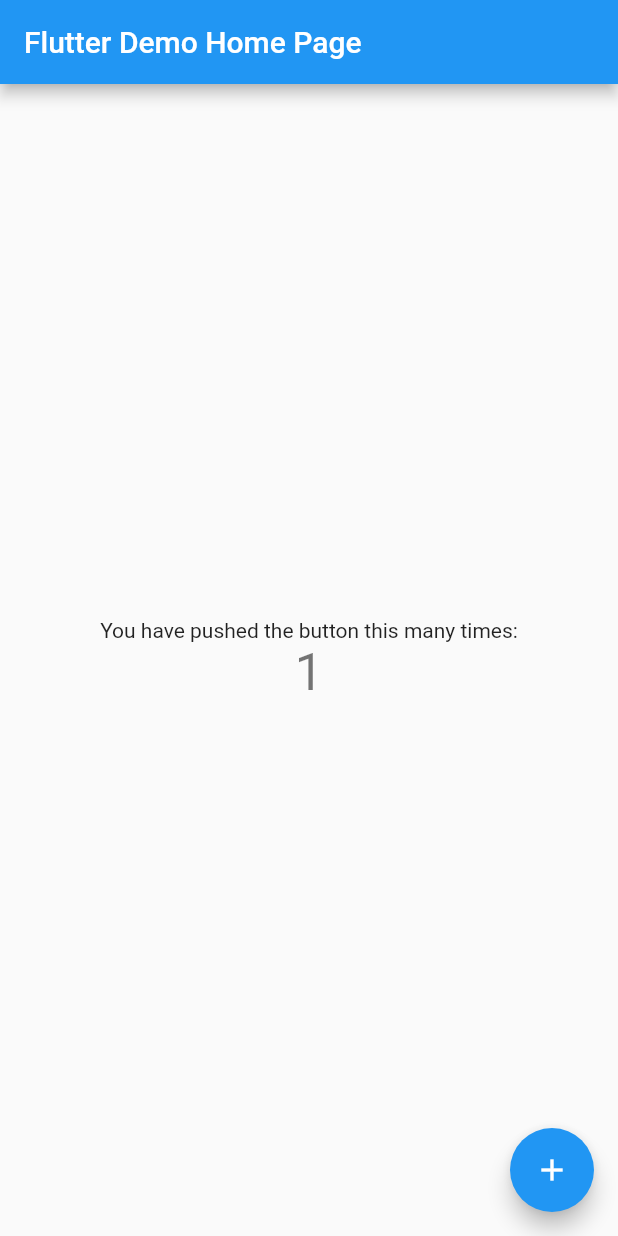
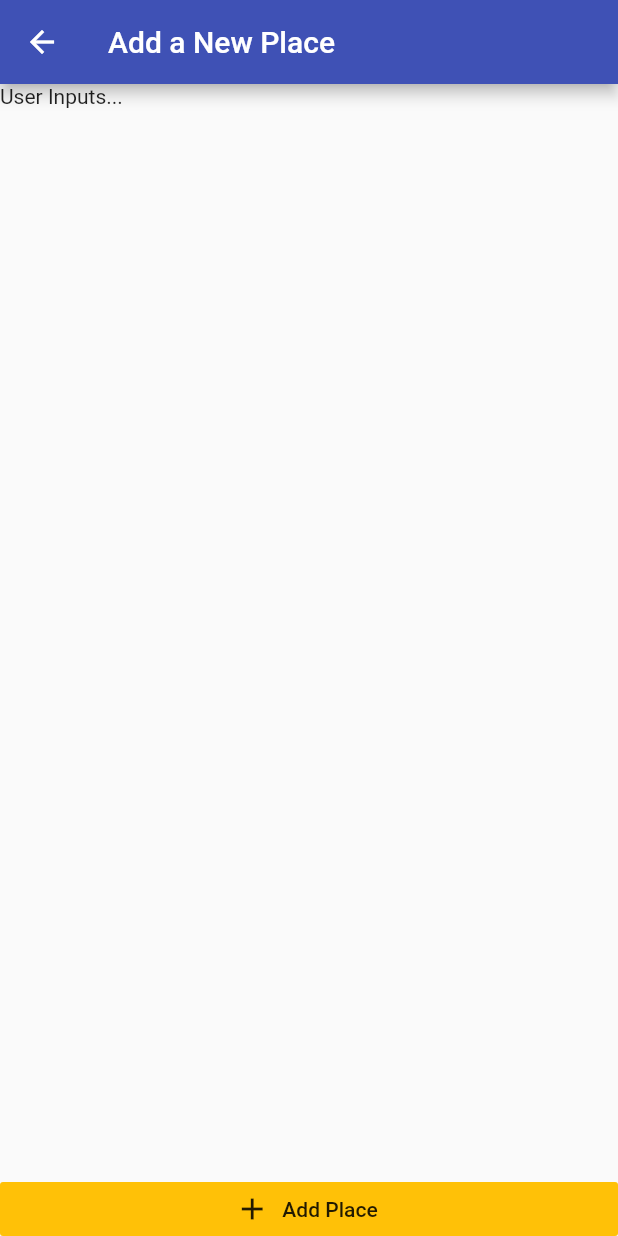
Before and after one commit to erinkelsey/greatplaces-flutter, a Flutter app: the screen it shows after launch, after a tap on the "add" icon, on a phone screen of 412 x 824 dp. Run offline on Flutter 3.47's test engine with Material 2 defaults, Android fonts, the light colour scheme and no system bars.

Commit message:
Add place and place location models and greate places provider. Basic product list screen and add place screen.

```diff
--- a/lib/main.dart
+++ b/lib/main.dart
@@ -1,117 +1,29 @@
 import 'package:flutter/material.dart';
+import 'package:provider/provider.dart';
+
+import './providers/great_places.dart';
+import './screens/places_list_screen.dart';
+import './screens/add_place_screen.dart';
 
 void main() {
   runApp(MyApp());
 }
 
 class MyApp extends StatelessWidget {
-  // This widget is the root of your application.
   @override
   Widget build(BuildContext context) {
-    return MaterialApp(
-      title: 'Flutter Demo',
-      theme: ThemeData(
-        // This is the theme of your application.
-        //
-        // Try running your application with "flutter run". You'll see the
-        // application has a blue toolbar. Then, without quitting the app, try
-        // changing the primarySwatch below to Colors.green and then invoke
-        // "hot reload" (press "r" in the console where you ran "flutter run",
-        // or simply save your changes to "hot reload" in a Flutter IDE).
-        // Notice that the counter didn't reset back to zero; the application
-        // is not restarted.
-        primarySwatch: Colors.blue,
-        // This makes the visual density adapt to the platform that you run
-        // the app on. For desktop platforms, the controls will be smaller and
-        // closer together (more dense) than on mobile platforms.
-        visualDensity: VisualDensity.adaptivePlatformDensity,
-      ),
-      home: MyHomePage(title: 'Flutter Demo Home Page'),
+    return ChangeNotifierProvider(
+      create: (ctx) => GreatPlaces(),
+      child: MaterialApp(
+          title: 'Great Places',
+          theme: ThemeData(
+            primarySwatch: Colors.indigo,
+            accentColor: Colors.amber,
+          ),
+          home: PlacesListScreen(),
+          routes: {
+            AddPlaceScreen.routeName: (ctx) => AddPlaceScreen(),
+          }),
     );
   }
 }
-
-class MyHomePage extends StatefulWidget {
-  MyHomePage({Key key, this.title}) : super(key: key);
-
-  // This widget is the home page of your application. It is stateful, meaning
-  // that it has a State object (defined below) that contains fields that affect
-  // how it looks.
-
-  // This class is the configuration for the state. It holds the values (in this
-  // case the title) provided by the parent (in this case the App widget) and
-  // used by the build method of the State. Fields in a Widget subclass are
-  // always marked "final".
-
-  final String title;
-
-  @override
-  _MyHomePageState createState() => _MyHomePageState();
-}
-
-class _MyHomePageState extends State<MyHomePage> {
-  int _counter = 0;
-
-  void _incrementCounter() {
-    setState(() {
-      // This call to setState tells the Flutter framework that something has
-      // changed in this State, which causes it to rerun the build method below
-      // so that the display can reflect the updated values. If we changed
-      // _counter without calling setState(), then the build method would not be
-      // called again, and so nothing would appear to happen.
-      _counter++;
-    });
-  }
-
-  @override
-  Widget build(BuildContext context) {
-    // This method is rerun every time setState is called, for instance as done
-    // by the _incrementCounter method above.
-    //
-    // The Flutter framework has been optimized to make rerunning build methods
-    // fast, so that you can just rebuild anything that needs updating rather
-    // than having to individually change instances of widgets.
-    return Scaffold(
-      appBar: AppBar(
-        // Here we take the value from the MyHomePage object that was created by
-        // the App.build method, and use it to set our appbar title.
-        title: Text(widget.title),
-      ),
-      body: Center(
-        // Center is a layout widget. It takes a single child and positions it
-        // in the middle of the parent.
-        child: Column(
-          // Column is also a layout widget. It takes a list of children and
-          // arranges them vertically. By default, it sizes itself to fit its
-          // children horizontally, and tries to be as tall as its parent.
-          //
-          // Invoke "debug painting" (press "p" in the console, choose the
-          // "Toggle Debug Paint" action from the Flutter Inspector in Android
-          // Studio, or the "Toggle Debug Paint" command in Visual Studio Code)
-          // to see the wireframe for each widget.
-          //
-          // Column has various properties to control how it sizes itself and
-          // how it positions its children. Here we use mainAxisAlignment to
-          // center the children vertically; the main axis here is the vertical
-          // axis because Columns are vertical (the cross axis would be
-          // horizontal).
-          mainAxisAlignment: MainAxisAlignment.center,
-          children: <Widget>[
-            Text(
-              'You have pushed the button this many times:',
-            ),
-            Text(
-              '$_counter',
-              style: Theme.of(context).textTheme.headline4,
-            ),
-          ],
-        ),
-      ),
-      floatingActionButton: FloatingActionButton(
-        onPressed: _incrementCounter,
-        tooltip: 'Increment',
-        child: Icon(Icons.add),
-      ), // This trailing comma makes auto-formatting nicer for build methods.
-    );
-  }
-}
--- /dev/null
+++ b/lib/models/place.dart
@@ -0,0 +1,22 @@
+import 'dart:io';
+
+import 'package:flutter/foundation.dart';
+
+import './place_location.dart';
+
+class Place {
+  final String id;
+
+  final String title;
+
+  final PlaceLocation location;
+
+  final File image;
+
+  Place({
+    @required this.id,
+    @required this.title,
+    @required this.location,
+    @required this.image,
+  });
+}
--- /dev/null
+++ b/lib/models/place_location.dart
@@ -0,0 +1,13 @@
+import 'package:flutter/foundation.dart';
+
+class PlaceLocation {
+  final double latitude;
+  final double longitude;
+  final String address;
+
+  PlaceLocation({
+    @required this.latitude,
+    @required this.longitude,
+    this.address,
+  });
+}
--- /dev/null
+++ b/lib/providers/great_places.dart
@@ -0,0 +1,11 @@
+import 'package:flutter/material.dart';
+
+import '../models/place.dart';
+
+class GreatPlaces with ChangeNotifier {
+  List<Place> _items = [];
+
+  List<Place> get items {
+    return [...items];
+  }
+}
--- /dev/null
+++ b/lib/screens/add_place_screen.dart
@@ -0,0 +1,33 @@
+import 'package:flutter/material.dart';
+
+class AddPlaceScreen extends StatefulWidget {
+  static const routeName = '/add-place';
+  @override
+  _AddPlaceScreenState createState() => _AddPlaceScreenState();
+}
+
+class _AddPlaceScreenState extends State<AddPlaceScreen> {
+  @override
+  Widget build(BuildContext context) {
+    return Scaffold(
+      appBar: AppBar(
+        title: Text('Add a New Place'),
+      ),
+      body: Column(
+        mainAxisAlignment: MainAxisAlignment.spaceBetween,
+        crossAxisAlignment: CrossAxisAlignment.stretch,
+        children: <Widget>[
+          Text('User Inputs...'),
+          RaisedButton.icon(
+            icon: Icon(Icons.add),
+            label: Text('Add Place'),
+            onPressed: () {},
+            elevation: 0,
+            materialTapTargetSize: MaterialTapTargetSize.shrinkWrap,
+            color: Theme.of(context).accentColor,
+          )
+        ],
+      ),
+    );
+  }
+}
--- /dev/null
+++ b/lib/screens/places_list_screen.dart
@@ -0,0 +1,22 @@
+import 'package:flutter/material.dart';
+
+import './add_place_screen.dart';
+
+class PlacesListScreen extends StatelessWidget {
+  @override
+  Widget build(BuildContext context) {
+    return Scaffold(
+      appBar: AppBar(
+        title: Text('Your Places'),
+        actions: <Widget>[
+          IconButton(
+            icon: Icon(Icons.add),
+            onPressed: () =>
+                Navigator.of(context).pushNamed(AddPlaceScreen.routeName),
+          ),
+        ],
+      ),
+      body: Center(child: CircularProgressIndicator()),
+    );
+  }
+}
```
Also changed, not shown: pubspec.yaml (+2 -7 lines), lib/screens/place_detail_screen.dart (added), pubspec.lock.
